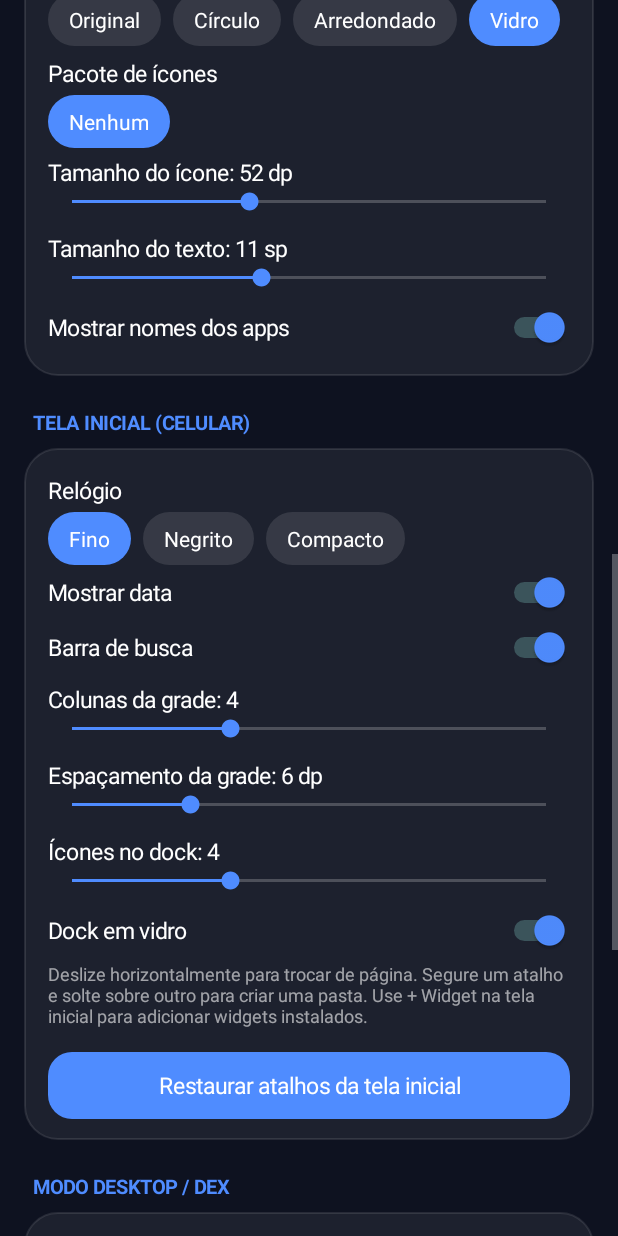
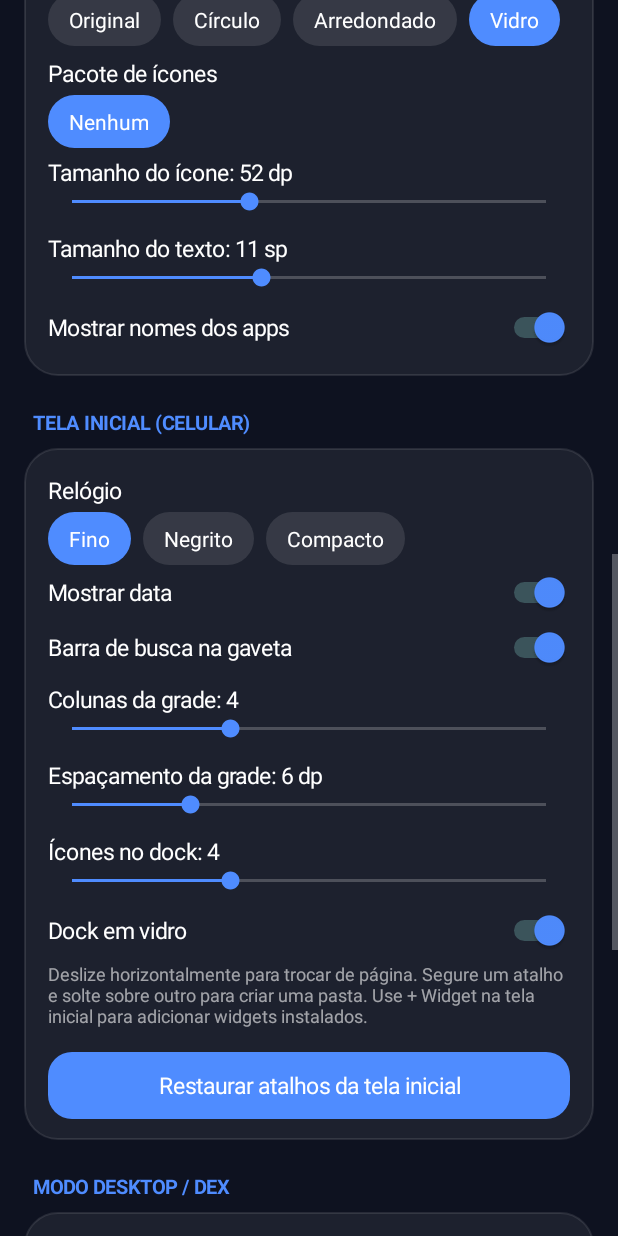
Before and after one commit to dandan12345oi-hue/GlassLauncher, an Android app: the SettingsActivity screen opened directly, with no data from a screen before it, scrolled down 1153 dp, on a phone screen of 412 x 824 dp. Run offline under Robolectric (Android 15) with nearby library versions, the phone set to English and light mode, and no system bars.

Commit message:
Clarify app drawer search setting label

```diff
--- a/app/src/main/java/com/glass/launcher/SettingsActivity.kt
+++ b/app/src/main/java/com/glass/launcher/SettingsActivity.kt
@@ -114,7 +114,7 @@ class SettingsActivity : Activity() {
             render()
         }
         toggle("Mostrar data", p.showDate) { p.showDate = it }
-        toggle("Barra de busca", p.showSearch) { p.showSearch = it }
+        toggle("Barra de busca na gaveta", p.showSearch) { p.showSearch = it }
         slider("Colunas da grade", 3, 6, p.cols) { p.cols = it }
         slider("Espa\u00e7amento da grade", 0, 24, p.gridGap, " dp") { p.gridGap = it }
         slider("\u00cdcones no dock", 3, 6, p.dockCount) { p.dockCount = it }
```
